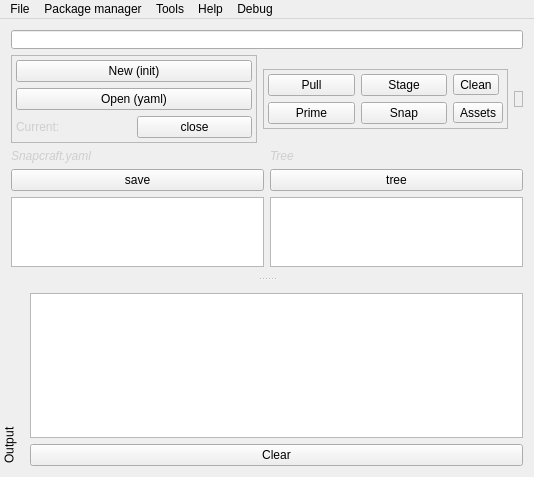
Old version of the form snapcraft-qt/mainwindow.ui in the repository snapcraft-gui/snapcraft-gui.
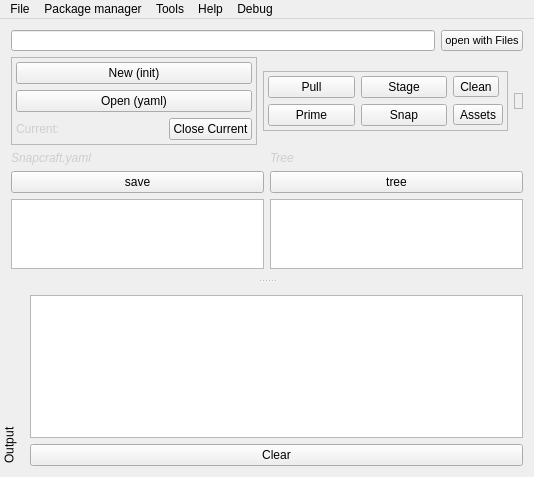
New version of the form. Icons and pictures are not drawn.

Commit message: added open with files button

Diff of the .ui file:
```diff
--- a/snapcraft-qt/mainwindow.ui
+++ b/snapcraft-qt/mainwindow.ui
@@ -25,6 +25,11 @@
      <number>9</number>
     </property>
     <item>
+     <layout class="QHBoxLayout" name="horizontalLayout_4">
+      <property name="topMargin">
+       <number>0</number>
+      </property>
+      <item>
      <widget class="QLineEdit" name="snapcraft_path">
       <property name="sizePolicy">
        <sizepolicy hsizetype="Expanding" vsizetype="Maximum">
@@ -34,7 +39,7 @@
       </property>
       <property name="font">
        <font>
-        <pointsize>7</pointsize>
+          <pointsize>8</pointsize>
         <italic>true</italic>
        </font>
       </property>
@@ -44,6 +49,26 @@
      </widget>
     </item>
     <item>
+       <widget class="QPushButton" name="open_with_files">
+        <property name="sizePolicy">
+         <sizepolicy hsizetype="Maximum" vsizetype="Maximum">
+          <horstretch>0</horstretch>
+          <verstretch>0</verstretch>
+         </sizepolicy>
+        </property>
+        <property name="font">
+         <font>
+          <pointsize>8</pointsize>
+         </font>
+        </property>
+        <property name="text">
+         <string>open with Files</string>
+        </property>
+       </widget>
+      </item>
+     </layout>
+    </item>
+    <item>
      <layout class="QHBoxLayout" name="horizontalLayout">
       <property name="topMargin">
        <number>0</number>
@@ -101,13 +126,13 @@
            <item>
             <widget class="QPushButton" name="close_current">
              <property name="sizePolicy">
-              <sizepolicy hsizetype="Minimum" vsizetype="Fixed">
+              <sizepolicy hsizetype="Maximum" vsizetype="Fixed">
                <horstretch>0</horstretch>
                <verstretch>0</verstretch>
               </sizepolicy>
              </property>
              <property name="text">
-              <string>close</string>
+              <string>Close Current</string>
              </property>
             </widget>
            </item>
```
Lines whose indentation alone changed are shown as unchanged.
